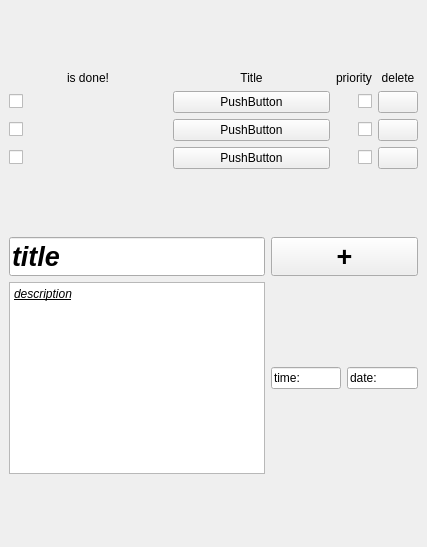
Before: the Qt Designer form GUI/Assignment 22/main_window.ui in Amirreza1h1/Pylearn, drawn with Qt 5.
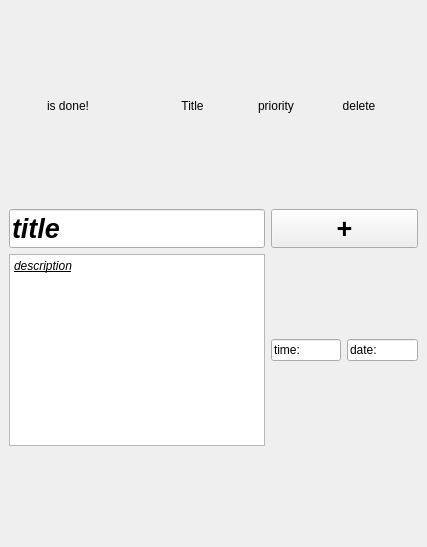
After: the same form once the commit is applied.

Diff of the .ui file:
```diff
--- a/GUI/Assignment 22/main_window.ui
+++ b/GUI/Assignment 22/main_window.ui
@@ -17,15 +17,8 @@
    <layout class="QVBoxLayout" name="verticalLayout_2">
     <item>
      <layout class="QGridLayout" name="GL_tasks">
-      <item row="2" column="1">
-       <widget class="QPushButton" name="pushButton_5">
-        <property name="text">
-         <string>PushButton</string>
-        </property>
-       </widget>
-      </item>
-      <item row="3" column="0">
-       <widget class="QCheckBox" name="checkBox_3">
+      <item row="0" column="3">
+       <widget class="QLabel" name="d_label">
         <property name="sizePolicy">
          <sizepolicy hsizetype="Minimum" vsizetype="Maximum">
           <horstretch>0</horstretch>
@@ -33,98 +26,26 @@
          </sizepolicy>
         </property>
         <property name="text">
-         <string/>
+         <string>delete</string>
         </property>
-       </widget>
-      </item>
-      <item row="1" column="3">
-       <widget class="QPushButton" name="pushButton">
-        <property name="sizePolicy">
-         <sizepolicy hsizetype="Maximum" vsizetype="Maximum">
-          <horstretch>0</horstretch>
-          <verstretch>0</verstretch>
-         </sizepolicy>
+        <property name="alignment">
+         <set>Qt::AlignmentFlag::AlignCenter</set>
         </property>
-        <property name="layoutDirection">
-         <enum>Qt::LayoutDirection::RightToLeft</enum>
-        </property>
-        <property name="text">
-         <string/>
-        </property>
        </widget>
       </item>
-      <item row="3" column="3">
-       <widget class="QPushButton" name="pushButton_3">
+      <item row="0" column="2">
+       <widget class="QLabel" name="p_label">
         <property name="sizePolicy">
          <sizepolicy hsizetype="Maximum" vsizetype="Maximum">
           <horstretch>0</horstretch>
           <verstretch>0</verstretch>
          </sizepolicy>
         </property>
-        <property name="layoutDirection">
-         <enum>Qt::LayoutDirection::RightToLeft</enum>
-        </property>
         <property name="text">
-         <string/>
+         <string>priority</string>
         </property>
-       </widget>
-      </item>
-      <item row="3" column="1">
-       <widget class="QPushButton" name="pushButton_6">
-        <property name="text">
-         <string>PushButton</string>
-        </property>
-       </widget>
-      </item>
-      <item row="1" column="1">
-       <widget class="QPushButton" name="pushButton_4">
-        <property name="text">
-         <string>PushButton</string>
-        </property>
-       </widget>
-      </item>
-      <item row="2" column="0">
-       <widget class="QCheckBox" name="checkBox_2">
-        <property name="sizePolicy">
-         <sizepolicy hsizetype="Minimum" vsizetype="Maximum">
-          <horstretch>0</horstretch>
-          <verstretch>0</verstretch>
-         </sizepolicy>
-        </property>
-        <property name="text">
-         <string/>
-        </property>
-       </widget>
-      </item>
-      <item row="2" column="3">
-       <widget class="QPushButton" name="pushButton_2">
-        <property name="sizePolicy">
-         <sizepolicy hsizetype="Maximum" vsizetype="Maximum">
-          <horstretch>0</horstretch>
-          <verstretch>0</verstretch>
-         </sizepolicy>
-        </property>
-        <property name="layoutDirection">
-         <enum>Qt::LayoutDirection::RightToLeft</enum>
-        </property>
-        <property name="text">
-         <string/>
-        </property>
-       </widget>
-      </item>
-      <item row="1" column="0">
-       <widget class="QCheckBox" name="checkBox">
-        <property name="sizePolicy">
-         <sizepolicy hsizetype="Minimum" vsizetype="Maximum">
-          <horstretch>0</horstretch>
-          <verstretch>0</verstretch>
-         </sizepolicy>
-        </property>
-        <property name="layoutDirection">
-         <enum>Qt::LayoutDirection::LeftToRight</enum>
-        </property>
-        <property name="text">
-         <string/>
+        <property name="alignment">
+         <set>Qt::AlignmentFlag::AlignCenter</set>
         </property>
        </widget>
       </item>
@@ -163,86 +84,6 @@
         </property>
        </widget>
       </item>
-      <item row="0" column="2">
-       <widget class="QLabel" name="p_label">
-        <property name="sizePolicy">
-         <sizepolicy hsizetype="Maximum" vsizetype="Maximum">
-          <horstretch>0</horstretch>
-          <verstretch>0</verstretch>
-         </sizepolicy>
-        </property>
-        <property name="text">
-         <string>priority</string>
-        </property>
-        <property name="alignment">
-         <set>Qt::AlignmentFlag::AlignCenter</set>
-        </property>
-       </widget>
-      </item>
-      <item row="0" column="3">
-       <widget class="QLabel" name="d_label">
-        <property name="sizePolicy">
-         <sizepolicy hsizetype="Minimum" vsizetype="Maximum">
-          <horstretch>0</horstretch>
-          <verstretch>0</verstretch>
-         </sizepolicy>
-        </property>
-        <property name="text">
-         <string>delete</string>
-        </property>
-        <property name="alignment">
-         <set>Qt::AlignmentFlag::AlignCenter</set>
-        </property>
-       </widget>
-      </item>
-      <item row="1" column="2">
-       <widget class="QCheckBox" name="checkBox_4">
-        <property name="sizePolicy">
-         <sizepolicy hsizetype="Minimum" vsizetype="Maximum">
-          <horstretch>0</horstretch>
-          <verstretch>0</verstretch>
-         </sizepolicy>
-        </property>
-        <property name="layoutDirection">
-         <enum>Qt::LayoutDirection::RightToLeft</enum>
-        </property>
-        <property name="text">
-         <string/>
-        </property>
-       </widget>
-      </item>
-      <item row="2" column="2">
-       <widget class="QCheckBox" name="checkBox_5">
-        <property name="sizePolicy">
-         <sizepolicy hsizetype="Minimum" vsizetype="Maximum">
-          <horstretch>0</horstretch>
-          <verstretch>0</verstretch>
-         </sizepolicy>
-        </property>
-        <property name="layoutDirection">
-         <enum>Qt::LayoutDirection::RightToLeft</enum>
-        </property>
-        <property name="text">
-         <string/>
-        </property>
-       </widget>
-      </item>
-      <item row="3" column="2">
-       <widget class="QCheckBox" name="checkBox_6">
-        <property name="sizePolicy">
-         <sizepolicy hsizetype="Minimum" vsizetype="Maximum">
-          <horstretch>0</horstretch>
-          <verstretch>0</verstretch>
-         </sizepolicy>
-        </property>
-        <property name="layoutDirection">
-         <enum>Qt::LayoutDirection::RightToLeft</enum>
-        </property>
-        <property name="text">
-         <string/>
-        </property>
-       </widget>
-      </item>
      </layout>
     </item>
     <item>
```
